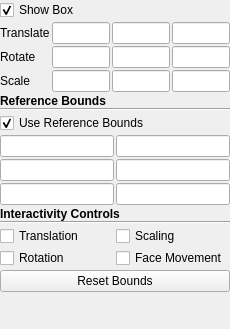
Above: Qt/ApplicationComponents/Resources/UI/pqBoxPropertyWidget.ui from stephenrmuir72/paraview-scan before the change. Below: the same form after it.
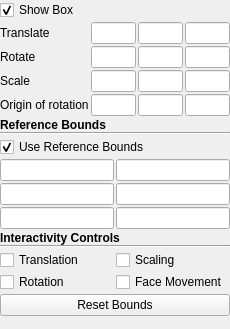
That is the form after the change. Custom widgets are drawn as their Qt base class.

Commit message:
Add an origin of rotation in Transform filter
You can now select a point in the transform filter that will be used as
the origin of the rotation. By default, this point is set to 0,0,0
(center of the object).

The edit to the form file:
```diff
--- a/Qt/ApplicationComponents/Resources/UI/pqBoxPropertyWidget.ui
+++ b/Qt/ApplicationComponents/Resources/UI/pqBoxPropertyWidget.ui
@@ -107,6 +107,22 @@
        </property>
       </widget>
      </item>
+     <item row="3" column="0">
+      <widget class="QLabel" name="labelRotationOrigin">
+       <property name="text">
+        <string>Origin of rotation</string>
+       </property>
+      </widget>
+      </item>
+      <item row="3" column="1">
+      <widget class="pqDoubleLineEdit" name="rotationOriginX"/>
+      </item>
+      <item row="3" column="2">
+      <widget class="pqDoubleLineEdit" name="rotationOriginY"/>
+      </item>
+      <item row="3" column="3">
+      <widget class="pqDoubleLineEdit" name="rotationOriginZ"/>
+      </item>
     </layout>
    </item>
    <item>
```
Left out of the diff: 3 changed lines with no effect on the pictures. The commit also changes 9 other files.
